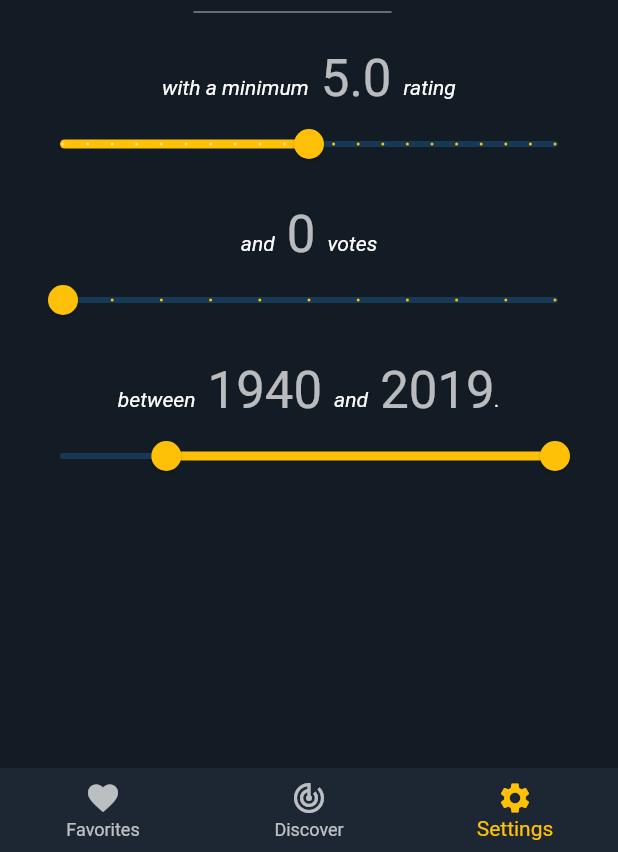
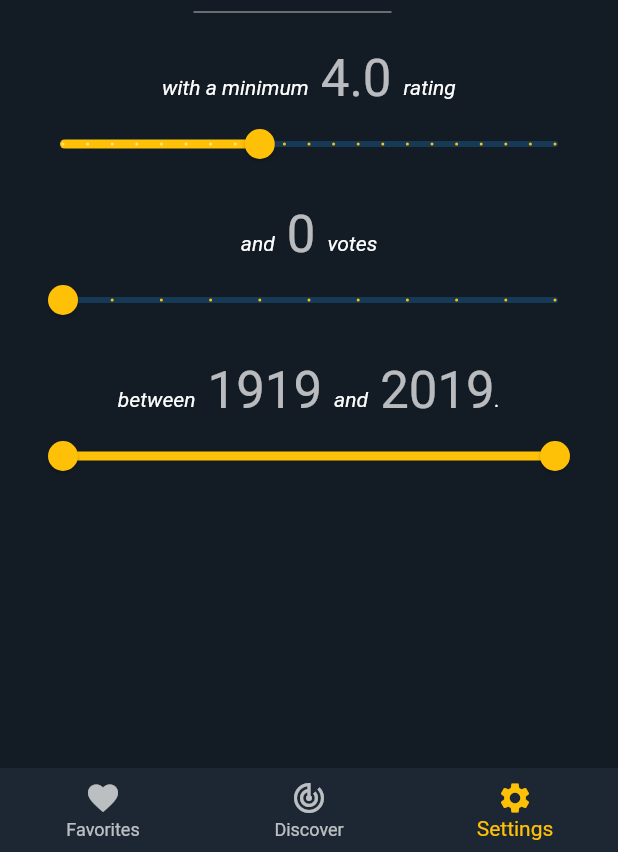
Before and after one commit to sebastianlundquist/unreel, a Flutter app: the screen it shows after launch, item 3 of the bottom bar chosen, on a phone screen of 412 x 824 dp, the part 384-1236 px from its top. Run offline on Flutter 3.47's test engine with Material 2 defaults, Android fonts, the phone set to English and light mode, and no system bars; network calls fail.

Commit message:
Implement Provider for state management in settings screen

```diff
--- a/lib/main.dart
+++ b/lib/main.dart
@@ -1,6 +1,9 @@
 import 'package:flutter/material.dart';
 import 'package:flutter/services.dart';
 import 'package:movie_app/screens/navigation_screen.dart';
+import 'package:provider/provider.dart';
+
+import 'models/settings.dart';
 
 void main() => runApp(MyApp());
 
@@ -11,20 +14,25 @@ class MyApp extends StatelessWidget {
       DeviceOrientation.portraitUp,
       DeviceOrientation.portraitDown,
     ]);
-    return MaterialApp(
+    return ChangeNotifierProvider(
+      builder: (context) => Settings(),
+      child: MaterialApp(
         theme: ThemeData(
           brightness: Brightness.dark,
           primaryColor: Color(0xFF131C25),
           accentColor: Colors.amber,
           scaffoldBackgroundColor: Color(0xFF131C25),
           textTheme: Typography.whiteMountainView.copyWith(
-            display1:
-                Theme.of(context).textTheme.display1.apply(color: Colors.white),
+              display1: Theme.of(context)
+                  .textTheme
+                  .display1
+                  .apply(color: Colors.white),
               subtitle: Theme.of(context).textTheme.subtitle.apply(
                     color: Color(0xAAFFFFFF),
                   )),
         ),
         home: NavigationScreen(),
+      ),
     );
   }
 }
--- /dev/null
+++ b/lib/models/settings.dart
@@ -0,0 +1,56 @@
+import 'package:flutter/foundation.dart';
+import 'package:flutter/material.dart';
+
+class Settings extends ChangeNotifier {
+  Settings();
+  int genre = 28;
+  String genreName = 'Action';
+  double minRating = 4.0;
+  int minVotes = 0;
+  RangeValues yearSpan = RangeValues(
+      DateTime.now().year.toDouble() - 100, DateTime.now().year.toDouble());
+
+  static const Map<int, String> genres = {
+    28: 'Action',
+    12: 'Adventure',
+    16: 'Animation',
+    35: 'Comedy',
+    80: 'Crime',
+    99: 'Documentary',
+    18: 'Drama',
+    10751: 'Family',
+    14: 'Fantasy',
+    36: 'History',
+    27: 'Horror',
+    10402: 'Music',
+    9648: 'Mystery',
+    10749: 'Romance',
+    878: 'Science Fiction',
+    10770: 'TV Movie',
+    53: 'Thriller',
+    10752: 'War',
+    37: 'Western'
+  };
+
+  void changeGenre(String newGenre) {
+    genre = genres.keys
+        .firstWhere((k) => genres[k] == newGenre, orElse: () => null);
+    genreName = newGenre;
+    notifyListeners();
+  }
+
+  void changeMinRating(double newMinRating) {
+    minRating = newMinRating;
+    notifyListeners();
+  }
+
+  void changeMinVotes(int newMinVotes) {
+    minVotes = newMinVotes;
+    notifyListeners();
+  }
+
+  void changeYearSpan(RangeValues values) {
+    yearSpan = values;
+    notifyListeners();
+  }
+}
--- a/lib/screens/settings_screen.dart
+++ b/lib/screens/settings_screen.dart
@@ -1,5 +1,7 @@
 import 'package:flutter/material.dart';
 import 'package:movie_app/models/genres.dart';
+import 'package:movie_app/models/settings.dart';
+import 'package:provider/provider.dart';
 
 class SettingsScreen extends StatefulWidget {
   @override
@@ -7,17 +9,16 @@ class SettingsScreen extends StatefulWidget {
 }
 
 class _SettingsScreenState extends State<SettingsScreen> {
-  double _voteAverageValue = 5.0;
-  int _minimumVotes = 0;
-  RangeValues _rangeValues = RangeValues(1940, DateTime.now().year.toDouble());
-  String _genreValue = 'Action';
   List<String> vowels = ['a', 'e', 'i', 'o', 'u', 'y'];
   String watchText = 'a';
 
   @override
-  void initState() {
+  Widget build(BuildContext context) {
     for (String vowel in vowels) {
-      if (_genreValue.toLowerCase().startsWith(vowel)) {
+      if (Provider.of<Settings>(context)
+          .genreName
+          .toLowerCase()
+          .startsWith(vowel)) {
         setState(() {
           watchText = 'an';
         });
@@ -26,11 +27,6 @@ class _SettingsScreenState extends State<SettingsScreen> {
         watchText = 'a';
       }
     }
-    super.initState();
-  }
-
-  @override
-  Widget build(BuildContext context) {
     return SafeArea(
       child: Padding(
         padding: const EdgeInsets.all(16.0),
@@ -60,22 +56,10 @@ class _SettingsScreenState extends State<SettingsScreen> {
                     ),
                   ),
                   DropdownButton<String>(
-                      value: _genreValue,
+                      value: Provider.of<Settings>(context).genreName,
                       iconEnabledColor: Colors.amber,
                       onChanged: (newValue) {
-                        setState(() {
-                          _genreValue = newValue;
-                          for (String vowel in vowels) {
-                            if (_genreValue.toLowerCase().startsWith(vowel)) {
-                              setState(() {
-                                watchText = 'an';
-                              });
-                              break;
-                            } else {
-                              watchText = 'a';
-                            }
-                          }
-                        });
+                        Provider.of<Settings>(context).changeGenre(newValue);
                       },
                       items: genreNames
                           .map<DropdownMenuItem<String>>((String value) {
@@ -116,7 +100,7 @@ class _SettingsScreenState extends State<SettingsScreen> {
                       Padding(
                         padding: const EdgeInsets.symmetric(horizontal: 8.0),
                         child: Text(
-                          _voteAverageValue.toString(),
+                          Provider.of<Settings>(context).minRating.toString(),
                           style: Theme.of(context).textTheme.display1,
                         ),
                       ),
@@ -138,9 +122,10 @@ class _SettingsScreenState extends State<SettingsScreen> {
                           min: 0.0,
                           max: 10.0,
                           onChanged: (newRating) {
-                            setState(() => _voteAverageValue = newRating);
+                            Provider.of<Settings>(context)
+                                .changeMinRating(newRating);
                           },
-                          value: _voteAverageValue,
+                          value: Provider.of<Settings>(context).minRating,
                           divisions: 20,
                         ),
                       ),
@@ -168,7 +153,7 @@ class _SettingsScreenState extends State<SettingsScreen> {
                       Padding(
                         padding: const EdgeInsets.symmetric(horizontal: 8.0),
                         child: Text(
-                          _minimumVotes.toString(),
+                          Provider.of<Settings>(context).minVotes.toString(),
                           style: Theme.of(context).textTheme.display1,
                         ),
                       ),
@@ -190,9 +175,12 @@ class _SettingsScreenState extends State<SettingsScreen> {
                           min: 0,
                           max: 10000,
                           onChanged: (newVotes) {
-                            setState(() => _minimumVotes = newVotes.toInt());
+                            Provider.of<Settings>(context)
+                                .changeMinVotes(newVotes.toInt());
                           },
-                          value: _minimumVotes.toDouble(),
+                          value: Provider.of<Settings>(context)
+                              .minVotes
+                              .toDouble(),
                           divisions: 10,
                         ),
                       ),
@@ -220,7 +208,11 @@ class _SettingsScreenState extends State<SettingsScreen> {
                       Padding(
                         padding: const EdgeInsets.symmetric(horizontal: 8.0),
                         child: Text(
-                          _rangeValues.start.toInt().toString(),
+                          Provider.of<Settings>(context)
+                              .yearSpan
+                              .start
+                              .toInt()
+                              .toString(),
                           style: Theme.of(context).textTheme.display1,
                         ),
                       ),
@@ -234,7 +226,11 @@ class _SettingsScreenState extends State<SettingsScreen> {
                       Padding(
                         padding: const EdgeInsets.fromLTRB(8.0, 0.0, 0.0, 0.0),
                         child: Text(
-                          _rangeValues.end.toInt().toString(),
+                          Provider.of<Settings>(context)
+                              .yearSpan
+                              .end
+                              .toInt()
+                              .toString(),
                           style: Theme.of(context).textTheme.display1,
                         ),
                       ),
@@ -256,9 +252,10 @@ class _SettingsScreenState extends State<SettingsScreen> {
                           min: DateTime.now().year.toDouble() - 100,
                           max: DateTime.now().year.toDouble(),
                           onChanged: (RangeValues values) {
-                            setState(() => _rangeValues = values);
+                            Provider.of<Settings>(context)
+                                .changeYearSpan(values);
                           },
-                          values: _rangeValues,
+                          values: Provider.of<Settings>(context).yearSpan,
                           divisions: 100,
                         ),
                       ),
--- a/pubspec.yaml
+++ b/pubspec.yaml
@@ -12,6 +12,7 @@ dependencies:
 
   cupertino_icons: ^0.1.2
   http: ^0.12.0+2
+  provider: ^3.1.0
 
 dev_dependencies:
   flutter_test:
```
Also changed, not shown: pubspec.lock. Lines whose indentation alone changed are shown as unchanged.
